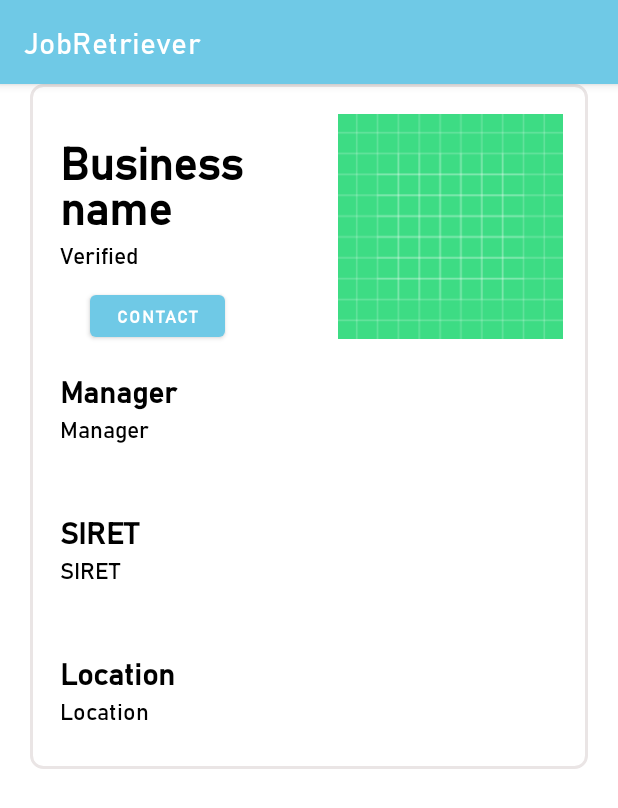
After one commit to Papittson/JobRetriever, an Android app: the fragment EmployerProfileFragment shown on its own in the app's theme, on a phone screen of 412 x 824 dp. The commit adds this screen. Shown: the top 808 px of the screen. Run offline under Robolectric (Android 15) with nearby library versions, the phone set to English and light mode, and no system bars.

Commit message:
profile screen

```diff
--- /dev/null
+++ b/app/src/main/java/com/example/jobretriever/fragments/EmployerProfileFragment.java
@@ -0,0 +1,66 @@
+package com.example.jobretriever.fragments;
+
+import android.os.Bundle;
+
+import androidx.fragment.app.Fragment;
+
+import android.view.LayoutInflater;
+import android.view.View;
+import android.view.ViewGroup;
+
+import com.example.jobretriever.R;
+
+/**
+ * A simple {@link Fragment} subclass.
+ * Use the {@link EmployerProfileFragment#newInstance} factory method to
+ * create an instance of this fragment.
+ */
+public class EmployerProfileFragment extends Fragment {
+
+    // TODO: Rename parameter arguments, choose names that match
+    // the fragment initialization parameters, e.g. ARG_ITEM_NUMBER
+    private static final String ARG_PARAM1 = "param1";
+    private static final String ARG_PARAM2 = "param2";
+
+    // TODO: Rename and change types of parameters
+    private String mParam1;
+    private String mParam2;
+
+    public EmployerProfileFragment() {
+        // Required empty public constructor
+    }
+
+    /**
+     * Use this factory method to create a new instance of
+     * this fragment using the provided parameters.
+     *
+     * @param param1 Parameter 1.
+     * @param param2 Parameter 2.
+     * @return A new instance of fragment EmployerProfileFragment.
+     */
+    // TODO: Rename and change types and number of parameters
+    public static EmployerProfileFragment newInstance(String param1, String param2) {
+        EmployerProfileFragment fragment = new EmployerProfileFragment();
+        Bundle args = new Bundle();
+        args.putString(ARG_PARAM1, param1);
+        args.putString(ARG_PARAM2, param2);
+        fragment.setArguments(args);
+        return fragment;
+    }
+
+    @Override
+    public void onCreate(Bundle savedInstanceState) {
+        super.onCreate(savedInstanceState);
+        if (getArguments() != null) {
+            mParam1 = getArguments().getString(ARG_PARAM1);
+            mParam2 = getArguments().getString(ARG_PARAM2);
+        }
+    }
+
+    @Override
+    public View onCreateView(LayoutInflater inflater, ViewGroup container,
+                             Bundle savedInstanceState) {
+        // Inflate the layout for this fragment
+        return inflater.inflate(R.layout.fragment_employer_profile, container, false);
+    }
+}
--- a/app/src/main/java/com/example/jobretriever/models/Offer.java
+++ b/app/src/main/java/com/example/jobretriever/models/Offer.java
@@ -89,9 +89,7 @@ public class Offer extends Entity {
         return wage;
     }
 
-    public void setWage(double wage) {
-        this.wage = wage;
-    }
+    public void setWage(double wage) { this.wage = wage; }
 
     @Override
     public String toString() {
--- a/app/src/main/res/layout/fragment_candidate_apply_summary.xml
+++ b/app/src/main/res/layout/fragment_candidate_apply_summary.xml
@@ -164,7 +164,7 @@
                 android:textColor="@color/black"
                 android:textStyle="bold"
                 android:textSize="10dp"
-                android:text="@string/edit"
+                android:text="@string/upload"
                 android:clickable="true"/>
         </TableRow>
     </TableLayout>
@@ -208,7 +208,7 @@
                 android:textColor="@color/black"
                 android:textStyle="bold"
                 android:textSize="10dp"
-                android:text="@string/edit"
+                android:text="@string/upload"
                 android:clickable="true"/>
         </TableRow>
     </TableLayout>
--- /dev/null
+++ b/app/src/main/res/layout/fragment_employer_profile.xml
@@ -0,0 +1,150 @@
+<?xml version="1.0" encoding="utf-8"?>
+<FrameLayout xmlns:android="http://schemas.android.com/apk/res/android"
+    xmlns:tools="http://schemas.android.com/tools"
+    android:layout_width="match_parent"
+    android:layout_height="match_parent"
+    android:layout_marginLeft="20dp"
+    android:layout_marginRight="20dp">
+
+    <TableLayout
+        android:layout_width="match_parent"
+        android:layout_height="wrap_content"
+        android:layout_marginBottom="10dp"
+        android:layout_marginTop="0dp"
+        android:background="@drawable/row_shape"
+        >
+
+        <TableRow
+            android:layout_marginTop="10dp">
+            <LinearLayout
+                android:orientation="vertical"
+                android:layout_marginTop="10dp"
+                android:layout_marginLeft="10dp"
+                android:layout_marginRight="25dp"
+                android:layout_width="170dp">
+                <TextView
+                    android:id="@+id/profile_name"
+                    android:layout_width="match_parent"
+                    android:layout_height="wrap_content"
+                    android:textColor="@color/black"
+                    android:text="@string/business_name"
+                    android:layout_marginTop="10dp"
+                    android:layout_marginLeft="10dp"
+                    style="@style/headerTextNoMargin"
+                    android:textSize="30dp"/>
+
+                <TextView
+                    android:id="@+id/verified"
+                    android:layout_width="wrap_content"
+                    android:layout_height="wrap_content"
+                    android:text="@string/verified"
+                    android:layout_marginLeft="10dp"
+                    android:textSize="15dp"
+                    android:textColor="@color/black" />
+                <Button
+                    android:id="@+id/profile_contact_btn"
+                    android:layout_height="40dp"
+                    android:layout_width="90dp"
+                    android:text="@string/contact"
+                    android:textSize="11dp"
+                    android:textStyle="bold"
+                    android:layout_marginLeft="30dp"
+                    android:layout_marginTop="10dp"
+                    />
+            </LinearLayout>
+            <ImageView
+                android:id="@+id/profile_thumbnail"
+                android:src="@drawable/ic_launcher_background"
+                android:layout_height="150dp"
+                android:layout_width="150dp"
+                android:layout_marginTop="10dp"
+                android:layout_marginRight="15dp"></ImageView>
+        </TableRow>
+        <TableRow
+            android:layout_width="match_parent"
+            android:layout_marginLeft="20dp"
+            android:layout_marginRight="20dp"
+            android:layout_marginTop="15dp">
+            <TextView
+                android:id="@+id/manager_title"
+                android:layout_width="match_parent"
+                android:layout_height="wrap_content"
+                android:text="@string/manager_name"
+                android:textSize="20dp"
+                style="@style/headerTextNoMargin"
+                android:textColor="@color/black" />
+        </TableRow>
+        <TableRow
+            android:layout_width="match_parent"
+            android:layout_marginLeft="20dp"
+            android:layout_marginRight="20dp"
+            android:layout_marginBottom="10dp">
+            <TextView
+                android:id="@+id/manager_detailed"
+                android:layout_width="match_parent"
+                android:layout_height="wrap_content"
+                android:text="@string/manager_name"
+                android:layout_marginBottom="18dp"
+                android:textSize="15dp"
+                android:textColor="@color/black" />
+        </TableRow>
+        <TableRow
+            android:layout_width="match_parent"
+            android:layout_marginLeft="20dp"
+            android:layout_marginRight="20dp"
+            android:layout_marginTop="15dp">
+            <TextView
+                android:id="@+id/siret_title"
+                android:layout_width="match_parent"
+                android:layout_height="wrap_content"
+                android:text="@string/siret"
+                android:textSize="20dp"
+                style="@style/headerTextNoMargin"
+                android:textColor="@color/black" />
+        </TableRow>
+        <TableRow
+            android:layout_width="match_parent"
+            android:layout_marginLeft="20dp"
+            android:layout_marginRight="20dp"
+            android:layout_marginBottom="10dp">
+            <TextView
+                android:id="@+id/siret"
+                android:layout_width="match_parent"
+                android:layout_height="wrap_content"
+                android:text="@string/siret"
+                android:layout_marginBottom="18dp"
+                android:textSize="15dp"
+                android:textColor="@color/black" />
+        </TableRow>
+        <TableRow
+            android:layout_width="match_parent"
+            android:layout_marginLeft="20dp"
+            android:layout_marginRight="20dp"
+            android:layout_marginTop="15dp">
+            <TextView
+                android:id="@+id/address_title"
+                android:layout_width="match_parent"
+                android:layout_height="wrap_content"
+                android:text="@string/location"
+                android:textSize="20dp"
+                style="@style/headerTextNoMargin"
+                android:textColor="@color/black" />
+        </TableRow>
+        <TableRow
+            android:layout_width="match_parent"
+            android:layout_marginLeft="20dp"
+            android:layout_marginRight="20dp"
+            android:layout_marginBottom="10dp">
+            <TextView
+                android:id="@+id/address"
+                android:layout_width="match_parent"
+                android:layout_height="wrap_content"
+                android:text="@string/location"
+                android:layout_marginBottom="18dp"
+                android:textSize="15dp"
+                android:textColor="@color/black" />
+        </TableRow>
+
+    </TableLayout>
+
+</FrameLayout>
--- a/app/src/main/res/layout/fragment_sign_in.xml
+++ b/app/src/main/res/layout/fragment_sign_in.xml
@@ -58,6 +58,7 @@
             android:layout_height="wrap_content"
             android:checked="true"
             android:text="@string/remember_me"
+            android:textColor="@color/black"
             android:buttonTint="@color/candidate"/>
         <Button
             android:id="@+id/confirmSignIn"
--- a/app/src/main/res/values-night/themes.xml
+++ b/app/src/main/res/values-night/themes.xml
@@ -1,17 +1,31 @@
-<resources xmlns:tools="http://schemas.android.com/tools">
+<resources>
     <!-- Base application theme. -->
-    <style name="Theme.JobRetriever" parent="Theme.MaterialComponents.DayNight.NoActionBar">
+    <style name="Theme.JobRetriever" parent="Theme.MaterialComponents.DayNight.DarkActionBar">
         <!-- Primary brand color. -->
         <item name="colorPrimary">@color/candidate</item>
-        <item name="colorPrimaryVariant">@color/candidate</item>
+        <item name="colorPrimaryVariant">@color/white</item>
         <item name="colorOnPrimary">@color/white</item>
         <!-- Secondary brand color. -->
         <item name="colorSecondary">@color/employer</item>
-        <item name="colorSecondaryVariant">@color/employer</item>
+        <item name="colorSecondaryVariant">@color/white</item>
         <item name="colorOnSecondary">@color/white</item>
         <!-- Status bar color. -->
-        <item name="android:statusBarColor" tools:targetApi="l">@color/black</item>
+        <item name="android:statusBarColor">?attr/colorPrimary</item>
         <!-- Customize your theme here. -->
+        <item name="fontFamily">@font/bahnschrift</item>
         <item name="android:colorBackground">@color/white</item>
     </style>
+    <style name="headerText">
+        <item name="fontFamily">@font/bahnschrift</item>
+        <item name="android:textStyle">bold</item>
+        <item name="android:colorForeground">@color/black</item>
+        <item name="android:textSize">20sp</item>
+        <item name="android:layout_marginTop">20dp</item>
+        <item name="android:layout_marginBottom">20dp</item>
+    </style>
+    <style name="headerTextNoMargin">
+        <item name="fontFamily">@font/bahnschrift</item>
+        <item name="android:textStyle">bold</item>
+        <item name="android:colorForeground">@color/black</item>
+    </style>
 </resources>
--- a/app/src/main/res/values/strings.xml
+++ b/app/src/main/res/values/strings.xml
@@ -4,7 +4,7 @@
     <string name="hello_candidate_fragment">Hello %1$s %2$s</string>
     <string name="offer_wage">%1$f €</string>
     <string name="offer_location">%1$s, %2$s</string>
-    <string name="job_title" >Job Title</string>
+    <string name="job_title">Job Title</string>
     <string name="action_sign_in">Sign In</string>
     <string name="action_sign_up">Sign Up</string>
     <string name="confrim">Confirm</string>
@@ -67,5 +67,11 @@
 
 
     <string name="lorem_ipsum">Lorem ipsum dolor sit amet, consectetur adipiscing elit. Ut malesuada pharetra justo eu efficitur. Donec et leo arcu. Integer vitae tristique velit. Nunc mattis eget magna quis aliquam. Aenean aliquet vehicula ligula nec condimentum. Nullam eu erat et lectus semper sagittis. Donec sit amet turpis faucibus elit molestie auctor. Donec in scelerisque orci, eget egestas lorem. Proin malesuada interdum nisl, a vestibulum lectus congue eu. Donec ac lacus diam. Phasellus gravida ultrices enim rhoncus pharetra. Ut elementum nisl et nisl dictum consequat. Vestibulum laoreet, est eget volutpat fermentum, odio eros iaculis felis, in mattis lorem nibh in turpis. Proin ut gravida diam, id fringilla neque. Nullam elementum lorem quis fermentum aliquam. In vestibulum nibh in sapien tincidunt, sed finibus erat ullamcorper.</string>
+    <string name="upload">Upload</string>
+    <string name="create_offer">Create an Offer</string>
+    <string name="field">Field</string>
+    <string name="manager_name" >Manager</string>
+    <string name="siret">SIRET</string>
+    <string name="verified">Verified</string>
 
 </resources>
```
Also changed, not shown: app/src/main/java/com/example/jobretriever/fragments/CreateOfferFragment.java (added, +66 -0 lines), app/src/main/res/layout/fragment_create_offer.xml (added, +106 -0 lines), app/src/main/res/layout/fragment_offer.xml (+22 -2 lines), 2 other files.
